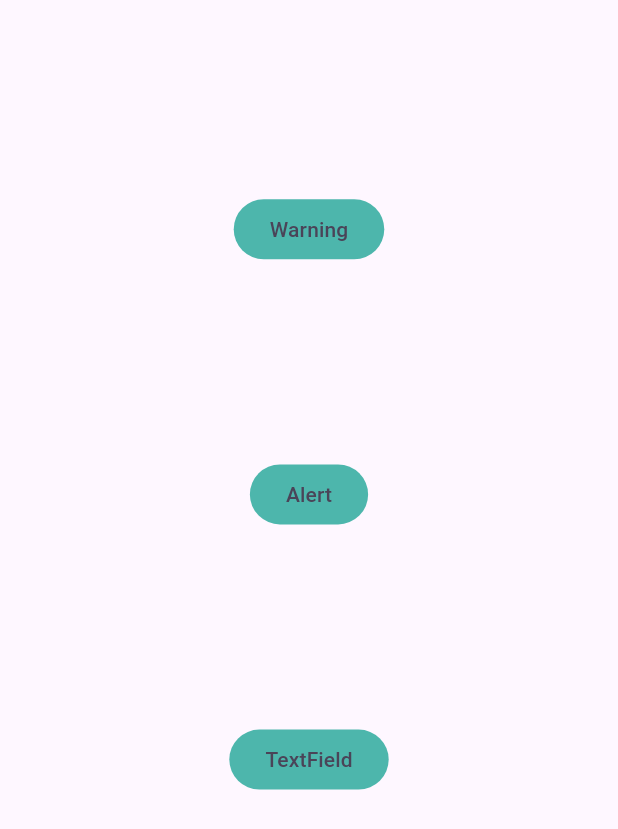
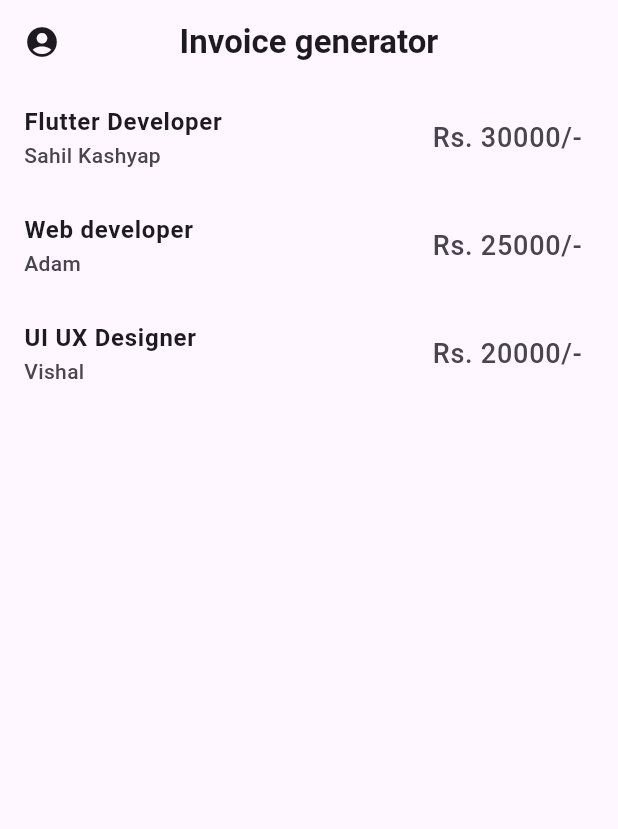
Before and after one commit to Sahilk0809/quote_app_daily_task, a Flutter app: the screen it shows after launch, on a phone screen of 412 x 824 dp. Shown: the top 829 px of the screen. Run offline on Flutter 3.47's test engine with Material 3 defaults, Android fonts, the phone set to English and light mode, and no system bars; our stand-ins replace pdf, printing.

Commit message:
02/06/2024

```diff
--- /dev/null
+++ b/lib/invoice/invoiceGenerator.dart
@@ -0,0 +1,64 @@
+import 'package:flutter/material.dart';
+import 'package:quote_app_daily_task/utils/global.dart';
+
+class InvoiceGenerator extends StatefulWidget {
+  const InvoiceGenerator({super.key});
+
+  @override
+  State<InvoiceGenerator> createState() => _InvoiceGeneratorState();
+}
+
+class _InvoiceGeneratorState extends State<InvoiceGenerator> {
+  @override
+  Widget build(BuildContext context) {
+    return SafeArea(
+      child: Scaffold(
+        appBar: AppBar(
+          centerTitle: true,
+          title: const Text(
+            'Invoice generator',
+            style: TextStyle(
+              fontWeight: FontWeight.bold,
+            ),
+          ),
+          leading: const Icon(
+            Icons.account_circle,
+          ),
+        ),
+        body: Column(
+          children: [
+            ...List.generate(
+              invoiceDetails.length,
+              (index) => GestureDetector(
+                onTap: () {
+                  selectedIndex = index;
+                  Navigator.of(context).pushNamed('/detail');
+                },
+                child: ListTile(
+                  title: Text(
+                    '${invoiceDetails[index]['title']}',
+                    style: const TextStyle(
+                      fontWeight: FontWeight.bold,
+                    ),
+                  ),
+                  subtitle: Text(
+                    '${invoiceDetails[index]['name']}',
+                    style: const TextStyle(
+                      fontWeight: FontWeight.w500,
+                    ),
+                  ),
+                  trailing: Text(
+                    '${invoiceDetails[index]['price']}',
+                    style: const TextStyle(
+                      fontSize: 18,
+                    ),
+                  ),
+                ),
+              ),
+            ),
+          ],
+        ),
+      ),
+    );
+  }
+}
--- a/lib/routes/routes.dart
+++ b/lib/routes/routes.dart
@@ -1,8 +1,14 @@
 import 'package:flutter/material.dart';
 import 'package:quote_app_daily_task/dialoge/dialogeBox.dart';
+import 'package:quote_app_daily_task/invoice/invoiceGenerator.dart';
+import '../invoice/details.dart';
+import '../invoice/pdf.dart';
 
 class MyRoutes{
   static Map<String, Widget Function(BuildContext)> myRoutes = {
-    '/': (context) => const DialogueScreen(),
+    '/dialoge': (context) => const DialogueScreen(),
+    '/': (context) => const InvoiceGenerator(),
+    '/detail': (context) => const DetailScreen(),
+    '/pdf': (context) => const PdfScreen(),
   };
 }
--- /dev/null
+++ b/lib/utils/global.dart
@@ -0,0 +1,44 @@
+import 'package:flutter/material.dart';
+
+List invoiceDetails = [
+  {
+    'name': 'Sahil Kashyap',
+    'title': 'Flutter Developer',
+    'price': 'Rs. 30000/-',
+  },
+  {
+    'name': 'Adam',
+    'title': 'Web developer',
+    'price': 'Rs. 25000/-',
+  },
+  {
+    'name': 'Vishal',
+    'title': 'UI UX Designer',
+    'price': 'Rs. 20000/-',
+  },
+];
+
+int selectedIndex = 0;
+
+// class InvoiceModal{
+//   String? name, title, price;
+//
+//   InvoiceModal({
+//     this.name, this.title, this.price
+// });
+//   factory InvoiceModal.fromInvoice({required Map Invoice}) {
+//     return InvoiceModal(
+//       name: Invoice['name'],
+//       title: Invoice['name'],
+//       price: Invoice['name'],
+//     );
+//   }
+// }
+//
+// void factory(){
+//   for(int i = 0; i<invoiceDetails.length; i++){
+//     InvoiceModal i1 = InvoiceModal.fromInvoice(Invoice: invoiceDetails[i]);
+//     invoice.add(i1);
+//   }
+// }
+// List<InvoiceModal> invoice = [];
--- a/pubspec.yaml
+++ b/pubspec.yaml
@@ -35,6 +35,8 @@ dependencies:
   # The following adds the Cupertino Icons font to your application.
   # Use with the CupertinoIcons class for iOS style icons.
   cupertino_icons: ^1.0.6
+  pdf: ^3.10.8
+  printing: ^5.12.0
 
 dev_dependencies:
   flutter_test:
```
Also changed, not shown: lib/invoice/details.dart (added, +120 -0 lines), lib/invoice/pdf.dart (added, +109 -0 lines), pubspec.lock, 5 other files.
